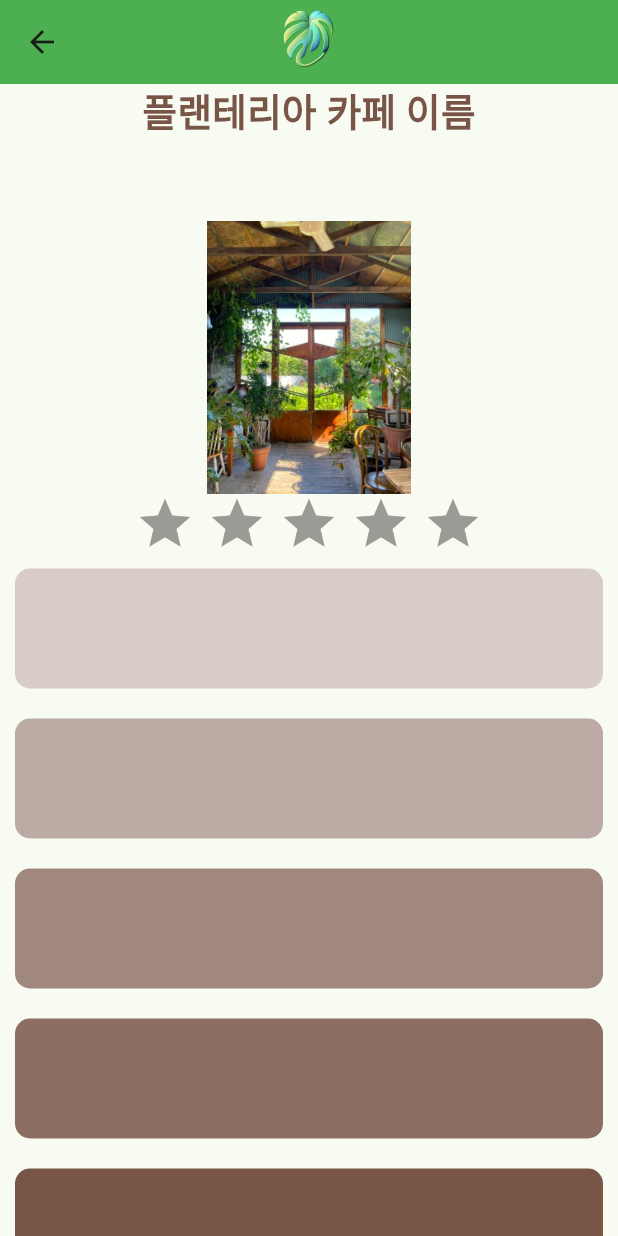
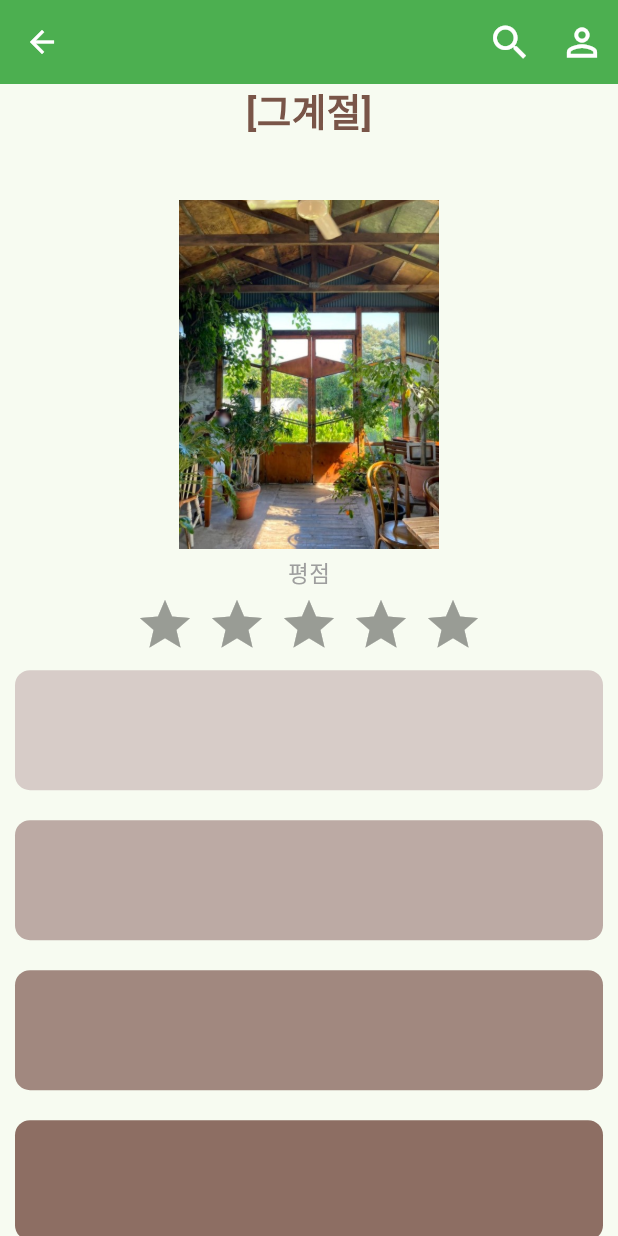
Before and after one commit to k984530/palnts, a Flutter app: the StoreScreen screen opened by its route, on a phone screen of 412 x 824 dp. Run offline on Flutter 3.47's test engine with Material 2 defaults, Android fonts, the phone set to English and light mode, and no system bars; drawn by our look-alikes of flutter_rating_bar; our stand-ins replace flutter_chat_bubble, get; missing offline and left inert: kakao_map_plugin.

```diff
--- a/lib/Screens/StoreScreen.dart
+++ b/lib/Screens/StoreScreen.dart
@@ -10,21 +10,29 @@ class StoreScreen extends StatelessWidget {
     return Scaffold(
       appBar: AppBar(
         backgroundColor: Colors.green,
-        flexibleSpace: Container(
-          margin: EdgeInsets.only(bottom: 10),
-          alignment: Alignment.bottomCenter,
-          child: Container(
-            height: 40,
-            decoration: BoxDecoration(
-              image: DecorationImage(
-                alignment: Alignment.bottomCenter,
-                image: AssetImage(
-                  'images/logo2.png',
-                ),
-              ),
+        iconTheme: IconThemeData(color: Colors.white),
+        actions: [
+          IconButton(
+            icon: Icon(
+              Icons.search_outlined,
+              color: Colors.white,
+              size: 30,
             ),
+            onPressed: () {
+              print("search button");
+            },
           ),
-        ),
+          IconButton(
+            icon: Icon(
+              Icons.person_outline_sharp,
+              color: Colors.white,
+              size: 30,
+            ),
+            onPressed: () {
+              print("user button");
+            },
+          ),
+        ],
       ),
       body: Container(
         alignment: Alignment.center,
@@ -35,7 +43,7 @@ class StoreScreen extends StatelessWidget {
             Expanded(
               flex: 1,
               child: Text(
-                "플랜테리아 카페 이름",
+                "[그계절]",
                 style: TextStyle(
                   fontSize: 25,
                   fontWeight: FontWeight.bold,
@@ -44,10 +52,20 @@ class StoreScreen extends StatelessWidget {
               ),
             ),
             Expanded(
-              flex: 2,
+              flex: 3,
               child: Image.asset(
                 'images/store1_1.jpg',
               ),
+            ),
+            Container(
+              child: Text(
+                "평점",
+                style: TextStyle(
+                  fontSize: 15,
+                  color: Colors.grey,
+                ),
+              ),
+              margin: EdgeInsets.all(5),
             ),
             Container(
               child: RatingBar.builder(
--- a/pubspec.yaml
+++ b/pubspec.yaml
@@ -37,8 +37,7 @@ dependencies:
   cupertino_icons: ^1.0.2
   material: ^1.0.0+2
   get: ^4.6.6
-  carousel_slider:
-  flutter_rating_bar:
+  flutter_rating_bar: ^4.0.1
   kakao_map_plugin: ^0.2.2
   flutter_chat_bubble: ^2.0.2
   http: ^1.1.0
```
Also changed, not shown: lib/Screens/SelectScreen.dart (added, +65 -0 lines), lib/main.dart (+11 -2 lines), images/logo3.png (added), images/store1_3.jpg (added), images/store2_1.jpg (added), images/store2_2.jpg (added), pubspec.lock.
